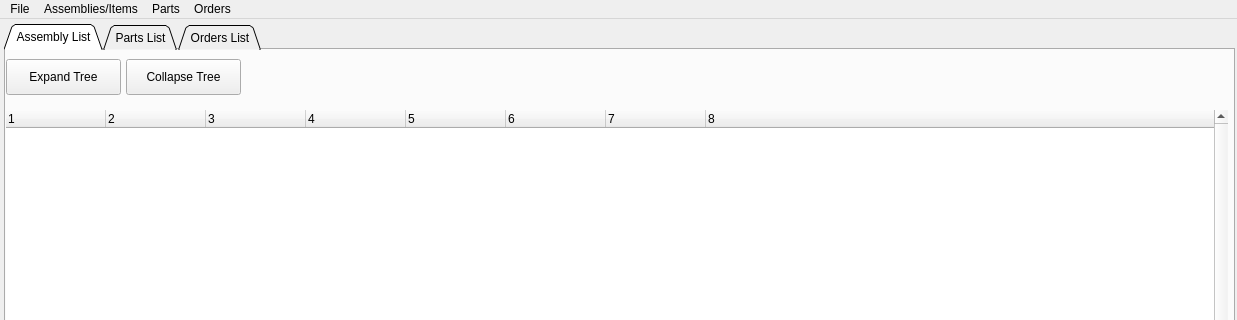
First picture: the form in src/forms/main_window.ui, repository LornBKerr/parts_tracker, before the edit; both pictures show x 0 to 1237 and y 0 to 320 of the 1237 by 908 pixel window.
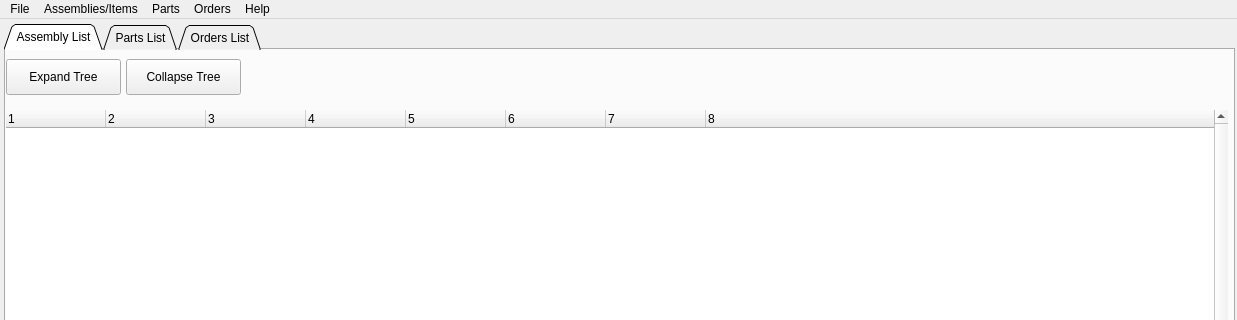
Second picture: the form after the edit.

Commit message: Added placeholder for a 'Help' menu.

The edit to the form file:
```diff
--- a/src/forms/main_window.ui
+++ b/src/forms/main_window.ui
@@ -347,10 +347,16 @@
     <addaction name="separator"/>
     <addaction name="action_file_exit"/>
    </widget>
+   <widget class="QMenu" name="menu_help">
+    <property name="title">
+     <string>Help</string>
+    </property>
+   </widget>
    <addaction name="menu_file"/>
    <addaction name="menu_assembly_listing"/>
    <addaction name="menu_parts"/>
    <addaction name="menu_orders"/>
+   <addaction name="menu_help"/>
   </widget>
   <action name="action_update_assemby_tree">
    <property name="text">
```
